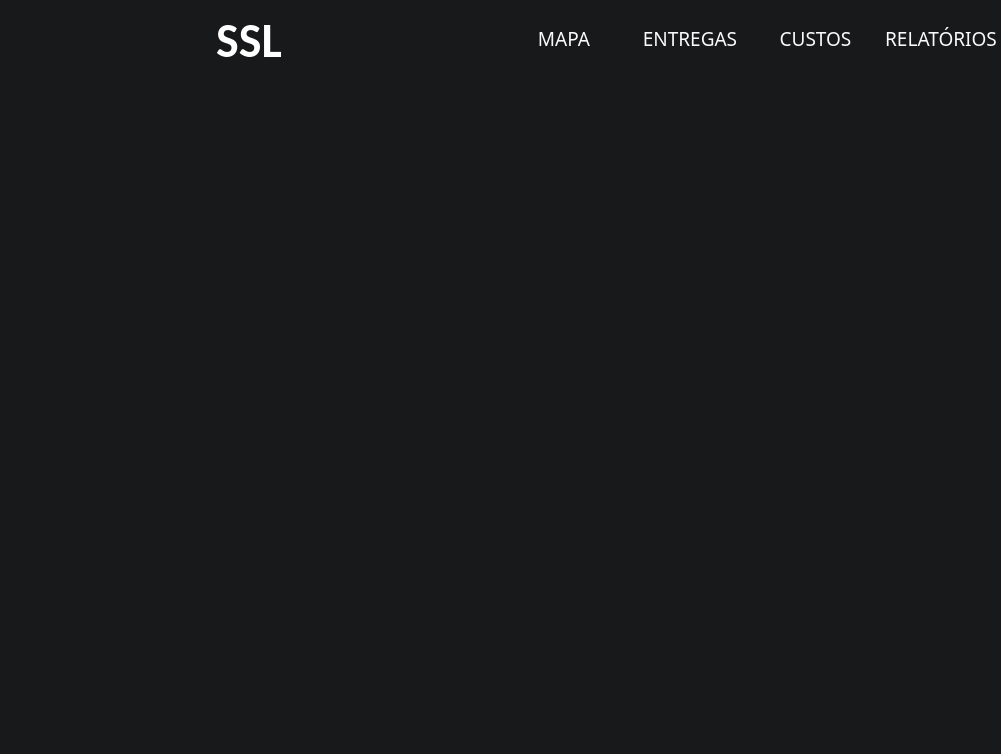
alberthydev/ssl, file sslmain.ui: the form before one commit.
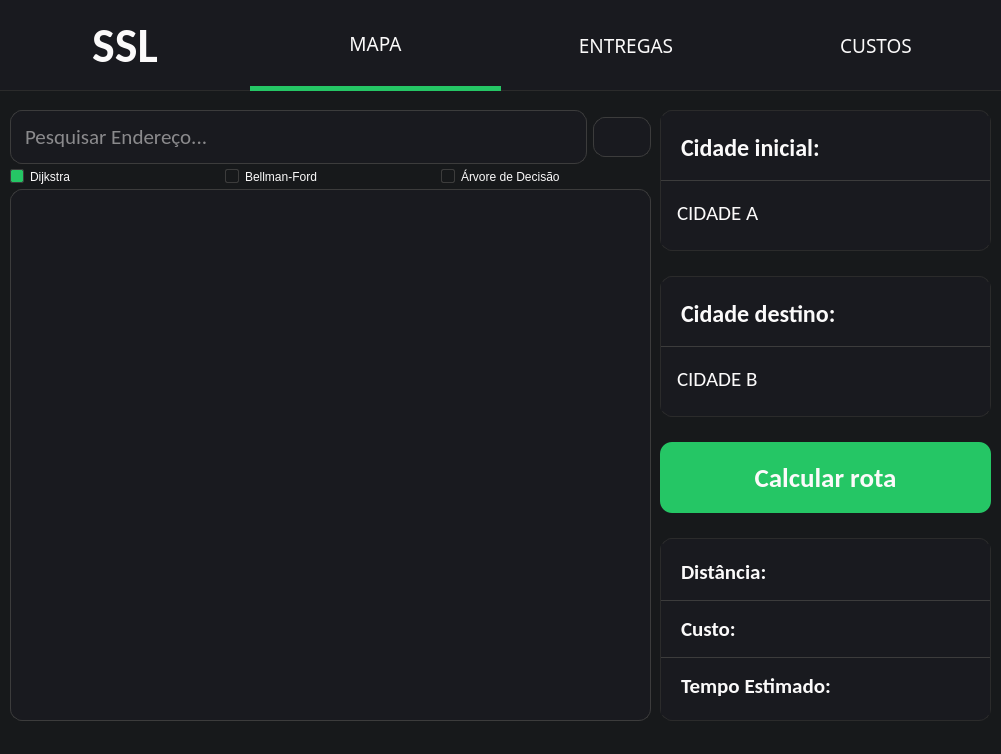
The form after the commit. Icons and pictures are not drawn.

What changed in the file:
```diff
--- a/sslmain.ui
+++ b/sslmain.ui
@@ -17,53 +17,613 @@
    <string notr="true">background: #17191b;</string>
   </property>
   <widget class="QWidget" name="centralwidget">
-   <widget class="QWidget" name="">
+   <widget class="QWidget" name="verticalLayoutWidget">
+    <property name="geometry">
+     <rect>
+      <x>660</x>
+      <y>110</y>
+      <width>331</width>
+      <height>611</height>
+     </rect>
+    </property>
+    <layout class="QVBoxLayout" name="rightOptions" stretch="2,2,1,2">
+     <property name="spacing">
+      <number>25</number>
+     </property>
+     <property name="sizeConstraint">
+      <enum>QLayout::SizeConstraint::SetMinAndMaxSize</enum>
+     </property>
+     <property name="bottomMargin">
+      <number>0</number>
+     </property>
+     <item>
+      <widget class="QFrame" name="startCity">
+       <property name="styleSheet">
+        <string notr="true">background-color: #191a1f;
+border: 1px solid #2b2b2b;
+border-radius: 12px;</string>
+       </property>
+       <property name="frameShape">
+        <enum>QFrame::Shape::StyledPanel</enum>
+       </property>
+       <property name="frameShadow">
+        <enum>QFrame::Shadow::Raised</enum>
+       </property>
+       <layout class="QVBoxLayout" name="verticalLayout">
+        <property name="spacing">
+         <number>0</number>
+        </property>
+        <property name="leftMargin">
+         <number>0</number>
+        </property>
+        <property name="topMargin">
+         <number>5</number>
+        </property>
+        <property name="rightMargin">
+         <number>0</number>
+        </property>
+        <property name="bottomMargin">
+         <number>5</number>
+        </property>
+        <item>
+         <widget class="QLabel" name="label">
+          <property name="sizePolicy">
+           <sizepolicy hsizetype="Expanding" vsizetype="Minimum">
+            <horstretch>0</horstretch>
+            <verstretch>0</verstretch>
+           </sizepolicy>
+          </property>
+          <property name="font">
+           <font>
+            <family>Carlito</family>
+            <pointsize>18</pointsize>
+            <bold>true</bold>
+           </font>
+          </property>
+          <property name="styleSheet">
+           <string notr="true">color: #fbfafa;
+border: none;
+border-radius: 0;
+border-bottom: 1px solid #3c3c3c;
+padding-left: 15px;</string>
+          </property>
+          <property name="text">
+           <string>Cidade inicial:</string>
+          </property>
+         </widget>
+        </item>
+        <item>
+         <widget class="QLabel" name="destination_2">
+          <property name="font">
+           <font>
+            <family>Carlito</family>
+            <pointsize>16</pointsize>
+           </font>
+          </property>
+          <property name="styleSheet">
+           <string notr="true">color: #fbfafa;
+border: none;
+border-radius: 0;
+padding: 5px;
+padding-left: 12px;
+</string>
+          </property>
+          <property name="text">
+           <string>CIDADE A</string>
+          </property>
+         </widget>
+        </item>
+       </layout>
+      </widget>
+     </item>
+     <item>
+      <widget class="QFrame" name="finalCity">
+       <property name="styleSheet">
+        <string notr="true">background-color: #191a1f;
+border: 1px solid #2b2b2b;
+border-radius: 12px;</string>
+       </property>
+       <property name="frameShape">
+        <enum>QFrame::Shape::StyledPanel</enum>
+       </property>
+       <property name="frameShadow">
+        <enum>QFrame::Shadow::Raised</enum>
+       </property>
+       <layout class="QVBoxLayout" name="verticalLayout_2">
+        <property name="spacing">
+         <number>0</number>
+        </property>
+        <property name="leftMargin">
+         <number>0</number>
+        </property>
+        <property name="topMargin">
+         <number>5</number>
+        </property>
+        <property name="rightMargin">
+         <number>0</number>
+        </property>
+        <property name="bottomMargin">
+         <number>5</number>
+        </property>
+        <item>
+         <widget class="QLabel" name="fCityTitle">
+          <property name="font">
+           <font>
+            <family>Carlito</family>
+            <pointsize>18</pointsize>
+            <bold>true</bold>
+           </font>
+          </property>
+          <property name="styleSheet">
+           <string notr="true">color: #fbfafa;
+border: none;
+border-radius: 0;
+border-bottom: 1px solid #3c3c3c;
+padding-left: 15px;</string>
+          </property>
+          <property name="text">
+           <string>Cidade destino:</string>
+          </property>
+         </widget>
+        </item>
+        <item>
+         <widget class="QLabel" name="destination">
+          <property name="font">
+           <font>
+            <family>Carlito</family>
+            <pointsize>16</pointsize>
+           </font>
+          </property>
+          <property name="styleSheet">
+           <string notr="true">color: #fbfafa;
+border: none;
+border-radius: 0;
+padding: 5px;
+padding-left: 12px;</string>
+          </property>
+          <property name="text">
+           <string>CIDADE B</string>
+          </property>
+         </widget>
+        </item>
+       </layout>
+      </widget>
+     </item>
+     <item>
+      <widget class="QPushButton" name="pushButton">
+       <property name="sizePolicy">
+        <sizepolicy hsizetype="Expanding" vsizetype="Preferred">
+         <horstretch>0</horstretch>
+         <verstretch>0</verstretch>
+        </sizepolicy>
+       </property>
+       <property name="font">
+        <font>
+         <family>Carlito</family>
+         <pointsize>20</pointsize>
+         <bold>true</bold>
+        </font>
+       </property>
+       <property name="styleSheet">
+        <string notr="true">QPushButton
+{
+background: #25c665;
+color: #fbfafa;
+border-radius: 12px;
+}
+
+QPushButton:hover 
+{
+    background: #2cd870;
+}</string>
+       </property>
+       <property name="text">
+        <string>Calcular rota</string>
+       </property>
+       <property name="icon">
+        <iconset>
+         <normaloff>assets/search.png</normaloff>assets/search.png</iconset>
+       </property>
+      </widget>
+     </item>
+     <item>
+      <widget class="QFrame" name="results">
+       <property name="styleSheet">
+        <string notr="true">background-color: #191a1f;
+border: 1px solid #2b2b2b;
+border-radius: 12px;</string>
+       </property>
+       <property name="frameShape">
+        <enum>QFrame::Shape::StyledPanel</enum>
+       </property>
+       <property name="frameShadow">
+        <enum>QFrame::Shadow::Raised</enum>
+       </property>
+       <layout class="QVBoxLayout" name="verticalLayout_3">
+        <property name="spacing">
+         <number>0</number>
+        </property>
+        <property name="leftMargin">
+         <number>0</number>
+        </property>
+        <property name="topMargin">
+         <number>5</number>
+        </property>
+        <property name="rightMargin">
+         <number>0</number>
+        </property>
+        <property name="bottomMargin">
+         <number>5</number>
+        </property>
+        <item>
+         <layout class="QHBoxLayout" name="horizontalLayout_4">
+          <item>
+           <widget class="QLabel" name="distanceTitle">
+            <property name="font">
+             <font>
+              <family>Carlito</family>
+              <pointsize>16</pointsize>
+              <bold>true</bold>
+             </font>
+            </property>
+            <property name="styleSheet">
+             <string notr="true">color: #fbfafa;
+border: none;
+border-radius: 0;
+border-bottom: 1px solid #3c3c3c;
+padding: 15px 0 15px 15px;
+</string>
+            </property>
+            <property name="text">
+             <string>Distância:</string>
+            </property>
+           </widget>
+          </item>
+          <item>
+           <widget class="QLabel" name="distanceResult">
+            <property name="font">
+             <font>
+              <family>Carlito</family>
+              <pointsize>16</pointsize>
+             </font>
+            </property>
+            <property name="styleSheet">
+             <string notr="true">color: #fbfafa;
+border: none;
+border-radius: 0;
+border-bottom: 1px solid #3c3c3c;
+padding: 5px
+</string>
+            </property>
+            <property name="text">
+             <string/>
+            </property>
+           </widget>
+          </item>
+         </layout>
+        </item>
+        <item>
+         <layout class="QHBoxLayout" name="horizontalLayout_5" stretch="0,0">
+          <item>
+           <widget class="QLabel" name="costTitle">
+            <property name="font">
+             <font>
+              <family>Carlito</family>
+              <pointsize>16</pointsize>
+              <bold>true</bold>
+             </font>
+            </property>
+            <property name="styleSheet">
+             <string notr="true">color: #fbfafa;
+border: none;
+border-radius: 0;
+border-bottom: 1px solid #3c3c3c;
+padding: 15px 0 15px 15px;</string>
+            </property>
+            <property name="text">
+             <string>Custo:</string>
+            </property>
+           </widget>
+          </item>
+          <item>
+           <widget class="QLabel" name="costRestult">
+            <property name="font">
+             <font>
+              <family>Carlito</family>
+              <pointsize>16</pointsize>
+             </font>
+            </property>
+            <property name="styleSheet">
+             <string notr="true">color: #fbfafa;
+border: none;
+border-radius: 0;
+border-bottom: 1px solid #3c3c3c;
+padding: 5px</string>
+            </property>
+            <property name="text">
+             <string/>
+            </property>
+           </widget>
+          </item>
+         </layout>
+        </item>
+        <item>
+         <layout class="QHBoxLayout" name="horizontalLayout_6" stretch="0,0">
+          <item>
+           <widget class="QLabel" name="timeTitle">
+            <property name="font">
+             <font>
+              <family>Carlito</family>
+              <pointsize>16</pointsize>
+              <bold>true</bold>
+             </font>
+            </property>
+            <property name="styleSheet">
+             <string notr="true">color: #fbfafa;
+border: none;
+border-radius: 0;
+border-bottom: 1px solid transparent;
+padding: 15px 0 15px 15px;</string>
+            </property>
+            <property name="text">
+             <string>Tempo Estimado:</string>
+            </property>
+           </widget>
+          </item>
+          <item>
+           <widget class="QLabel" name="timeResult">
+            <property name="font">
+             <font>
+              <family>Carlito</family>
+              <pointsize>16</pointsize>
+             </font>
+            </property>
+            <property name="styleSheet">
+             <string notr="true">color: #fbfafa;
+border: none;
+border-radius: 0;
+padding: 5px</string>
+            </property>
+            <property name="text">
+             <string/>
+            </property>
+           </widget>
+          </item>
+         </layout>
+        </item>
+       </layout>
+      </widget>
+     </item>
+    </layout>
+   </widget>
+   <widget class="QWidget" name="verticalLayoutWidget_2">
+    <property name="geometry">
+     <rect>
+      <x>10</x>
+      <y>110</y>
+      <width>641</width>
+      <height>611</height>
+     </rect>
+    </property>
+    <layout class="QVBoxLayout" name="leftOptions" stretch="1,0,8">
+     <property name="spacing">
+      <number>5</number>
+     </property>
+     <item>
+      <layout class="QHBoxLayout" name="addressSearcher" stretch="5">
+       <property name="spacing">
+        <number>6</number>
+       </property>
+       <property name="sizeConstraint">
+        <enum>QLayout::SizeConstraint::SetDefaultConstraint</enum>
+       </property>
+       <item>
+        <layout class="QHBoxLayout" name="searchCity">
+         <property name="spacing">
+          <number>0</number>
+         </property>
+         <item>
+          <layout class="QHBoxLayout" name="searchContainer" stretch="0,0">
+           <property name="spacing">
+            <number>6</number>
+           </property>
+           <item>
+            <widget class="QLineEdit" name="searchAddr">
+             <property name="font">
+              <font>
+               <family>Carlito</family>
+               <pointsize>16</pointsize>
+              </font>
+             </property>
+             <property name="styleSheet">
+              <string notr="true">background: #191a1f;
+border: 1px solid #3c3c3c;
+border-radius: 12px;
+padding: 12px;
+color: #fbfafa;
+</string>
+             </property>
+             <property name="placeholderText">
+              <string>Pesquisar Endereço...</string>
+             </property>
+            </widget>
+           </item>
+           <item>
+            <widget class="QPushButton" name="searchBtn">
+             <property name="styleSheet">
+              <string notr="true">QPushButton
+{
+border: 1px solid #3c3c3c;
+background: #191a1f;
+border-radius: 12px;
+padding: 12px;
+}
+
+QPushButton:hover 
+{
+    background: #33353f;
+}</string>
+             </property>
+             <property name="text">
+              <string/>
+             </property>
+             <property name="icon">
+              <iconset resource="assets.qrc">
+               <normaloff>:/assets/assets/search.png</normaloff>:/assets/assets/search.png</iconset>
+             </property>
+             <property name="iconSize">
+              <size>
+               <width>32</width>
+               <height>32</height>
+              </size>
+             </property>
+            </widget>
+           </item>
+          </layout>
+         </item>
+        </layout>
+       </item>
+      </layout>
+     </item>
+     <item>
+      <layout class="QHBoxLayout" name="horizontalLayout">
+       <item>
+        <widget class="QRadioButton" name="dijkstra">
+         <property name="styleSheet">
+          <string notr="true">QRadioButton
+{
+	color: #fbfafa;
+}
+
+QRadioButton::indicator
+{
+	border: 1px solid #3c3c3c;
+	border-radius: 2px;
+}
+
+QRadioButton::indicator:checked
+{
+	background-color: #25c665;
+}
+</string>
+         </property>
+         <property name="text">
+          <string>Dijkstra</string>
+         </property>
+         <property name="checked">
+          <bool>true</bool>
+         </property>
+        </widget>
+       </item>
+       <item>
+        <widget class="QRadioButton" name="bFord">
+         <property name="styleSheet">
+          <string notr="true">QRadioButton
+{
+	color: #fbfafa;
+}
+
+QRadioButton::indicator
+{
+	border: 1px solid #3c3c3c;
+	border-radius: 2px;
+}
+
+QRadioButton::indicator:checked
+{
+	background-color: #25c665;
+}
+</string>
+         </property>
+         <property name="text">
+          <string>Bellman-Ford</string>
+         </property>
+        </widget>
+       </item>
+       <item>
+        <widget class="QRadioButton" name="dTree">
+         <property name="styleSheet">
+          <string notr="true">QRadioButton
+{
+	color: #fbfafa;
+}
+
+QRadioButton::indicator
+{
+	border: 1px solid #3c3c3c;
+	border-radius: 2px;
+}
+
+QRadioButton::indicator:checked
+{
+	background-color: #25c665;
+}
+</string>
+         </property>
+         <property name="text">
+          <string>Árvore de Decisão</string>
+         </property>
+        </widget>
+       </item>
+      </layout>
+     </item>
+     <item>
+      <widget class="QGraphicsView" name="mapView">
+       <property name="styleSheet">
+        <string notr="true">background: #191a1f;
+border: 1px solid #3c3c3c;
+border-radius: 12px;</string>
+       </property>
+      </widget>
+     </item>
+    </layout>
+   </widget>
+   <widget class="QWidget" name="layoutWidget">
     <property name="geometry">
      <rect>
       <x>0</x>
       <y>0</y>
       <width>1001</width>
-      <height>81</height>
+      <height>91</height>
      </rect>
     </property>
-    <layout class="QHBoxLayout" name="horizontalLayout_3">
+    <layout class="QHBoxLayout" name="menuBar">
      <property name="sizeConstraint">
       <enum>QLayout::SizeConstraint::SetNoConstraint</enum>
      </property>
      <item>
-      <layout class="QHBoxLayout" name="horizontalLayout">
-       <item>
-        <widget class="QLabel" name="title">
-         <property name="font">
-          <font>
-           <family>Carlito</family>
-           <pointsize>36</pointsize>
-           <bold>true</bold>
-          </font>
-         </property>
-         <property name="autoFillBackground">
-          <bool>false</bool>
-         </property>
-         <property name="styleSheet">
-          <string notr="true">color: #fefffe</string>
-         </property>
-         <property name="text">
-          <string>SSL</string>
-         </property>
-         <property name="alignment">
-          <set>Qt::AlignmentFlag::AlignCenter</set>
-         </property>
-        </widget>
-       </item>
-      </layout>
-     </item>
-     <item>
-      <layout class="QHBoxLayout" name="horizontalLayout_2" stretch="0,0,0,0">
+      <layout class="QHBoxLayout" name="menuButtonsL" stretch="0,0,0,0">
        <property name="spacing">
-        <number>6</number>
+        <number>0</number>
        </property>
        <item>
-        <widget class="QPushButton" name="pushButton_6">
+        <layout class="QHBoxLayout" name="titleLayout">
+         <item>
+          <widget class="QLabel" name="title">
+           <property name="font">
+            <font>
+             <family>Carlito</family>
+             <pointsize>36</pointsize>
+             <bold>true</bold>
+            </font>
+           </property>
+           <property name="styleSheet">
+            <string notr="true">color: #fbfafa;
+background: #191a1f;
+border-bottom: 1px solid #2b2b2b;</string>
+           </property>
+           <property name="text">
+            <string>SSL</string>
+           </property>
+           <property name="alignment">
+            <set>Qt::AlignmentFlag::AlignCenter</set>
+           </property>
+          </widget>
+         </item>
+        </layout>
+       </item>
+       <item>
+        <widget class="QPushButton" name="btnMap">
          <property name="sizePolicy">
           <sizepolicy hsizetype="Minimum" vsizetype="Preferred">
            <horstretch>0</horstretch>
@@ -81,23 +641,36 @@
          </property>
          <property name="styleSheet">
           <string notr="true">QPushButton {
-    background-color: transparent;
+    background: #191a1f;
     border: none;
-	border-bottom: 5px solid #17191b;
     color: #fbfafa;
+	border-bottom: 1px solid #2b2b2b;
 }
 
+/* Hover visual */
 QPushButton:hover {
+	background: #33353f;
+    border-bottom: 5px solid #25c665;
+}
+
+/* Botão clicado (checkable e checked) */
+QPushButton:checked {
     border-bottom: 5px solid #25c665;
 }</string>
          </property>
          <property name="text">
           <string>MAPA</string>
          </property>
+         <property name="checkable">
+          <bool>true</bool>
+         </property>
+         <property name="checked">
+          <bool>true</bool>
+         </property>
         </widget>
        </item>
        <item>
-        <widget class="QPushButton" name="pushButton_5">
+        <widget class="QPushButton" name="btnDelivery">
          <property name="sizePolicy">
           <sizepolicy hsizetype="Minimum" vsizetype="Preferred">
            <horstretch>0</horstretch>
@@ -112,23 +685,33 @@
          </property>
          <property name="styleSheet">
           <string notr="true">QPushButton {
-    background-color: transparent;
+    background: #191a1f;
     border: none;
-	border-bottom: 5px solid #17191b;
     color: #fbfafa;
+	border-bottom: 1px solid #2b2b2b;
 }
 
+/* Hover visual */
 QPushButton:hover {
+	background: #33353f;
+    border-bottom: 5px solid #25c665;
+}
+
+/* Botão clicado (checkable e checked) */
+QPushButton:checked {
     border-bottom: 5px solid #25c665;
 }</string>
          </property>
          <property name="text">
           <string>ENTREGAS</string>
          </property>
+         <property name="checkable">
+          <bool>true</bool>
+         </property>
         </widget>
        </item>
        <item>
-        <widget class="QPushButton" name="pushButton_4">
+        <widget class="QPushButton" name="btnCosts">
          <property name="sizePolicy">
           <sizepolicy hsizetype="Minimum" vsizetype="Preferred">
            <horstretch>0</horstretch>
@@ -143,49 +726,28 @@
          </property>
          <property name="styleSheet">
           <string notr="true">QPushButton {
-    background-color: transparent;
+    background: #191a1f;
     border: none;
-	border-bottom: 5px solid #17191b;
     color: #fbfafa;
+	border-bottom: 1px solid #2b2b2b;
 }
 
+/* Hover visual */
 QPushButton:hover {
+    background: #33353f;
+	border-bottom: 5px solid #25c665;
+}
+
+/* Botão clicado (checkable e checked) */
+QPushButton:checked {
     border-bottom: 5px solid #25c665;
 }</string>
          </property>
          <property name="text">
           <string>CUSTOS</string>
          </property>
-        </widget>
-       </item>
-       <item>
-        <widget class="QPushButton" name="pushButton_3">
-         <property name="sizePolicy">
-          <sizepolicy hsizetype="Minimum" vsizetype="Preferred">
-           <horstretch>0</horstretch>
-           <verstretch>0</verstretch>
-          </sizepolicy>
-         </property>
-         <property name="font">
-          <font>
-           <family>CaskaydiaMono NF</family>
-           <pointsize>14</pointsize>
-          </font>
-         </property>
-         <property name="styleSheet">
-          <string notr="true">QPushButton {
-    background-color: transparent;
-    border: none;
-	border-bottom: 5px solid #17191b;
-    color: #fbfafa;
-}
-
-QPushButton:hover {
-    border-bottom: 5px solid #25c665;
-}</string>
-         </property>
-         <property name="text">
-          <string>RELATÓRIOS</string>
+         <property name="checkable">
+          <bool>true</bool>
          </property>
         </widget>
        </item>
```
Left out of the diff: 14 changed lines with no effect on the pictures.
